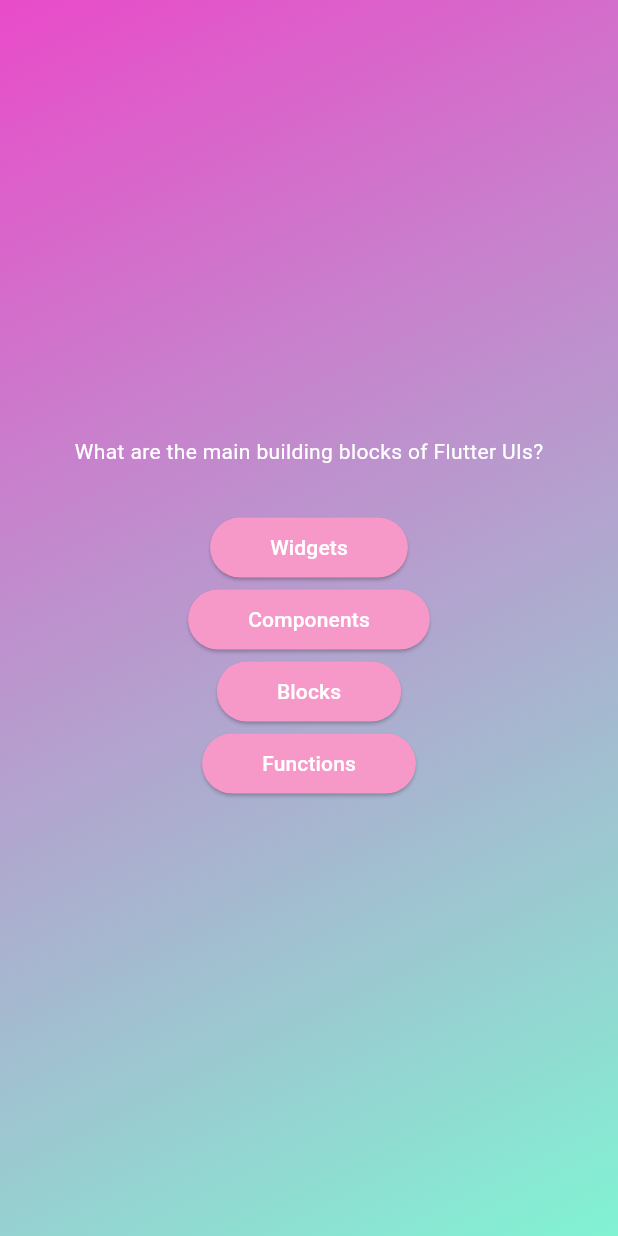
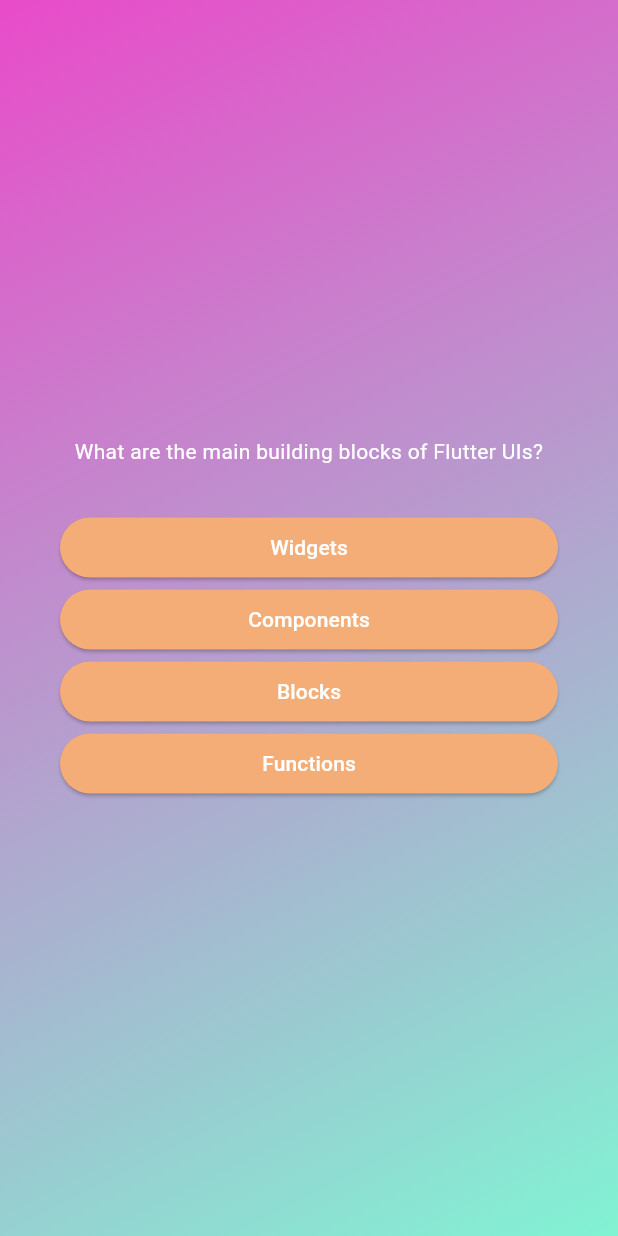
Before and after one commit to NetKanet/flutter-flashcard-quiz-app, a Flutter app: the screen it shows after launch, after a tap on "Start Quiz", on a phone screen of 412 x 824 dp. Run offline on Flutter 3.47's test engine with Material 3 defaults, Android fonts, the phone set to English and light mode, and no system bars.

Commit message:
feat: improve questions screen layout and button styling

```diff
--- a/lib/answer_button.dart
+++ b/lib/answer_button.dart
@@ -16,7 +16,7 @@
       onPressed: onTap,
       style: ElevatedButton.styleFrom(
         padding: const EdgeInsets.symmetric(vertical: 10, horizontal: 40),
-        backgroundColor: const Color.fromARGB(255, 246, 153, 201),
+        backgroundColor: const Color.fromARGB(255, 244, 173, 119),
         foregroundColor: const Color.fromARGB(255, 255, 255, 255),
         shape: RoundedRectangleBorder(borderRadius: BorderRadius.circular(40)),
       ),
--- a/lib/questions_screen.dart
+++ b/lib/questions_screen.dart
@@ -16,12 +16,16 @@
     final currentQuestion = questions[0];
     return SizedBox(
       width: double.infinity,
+      child: Container(
+        margin: const EdgeInsets.all(40),
         child: Column(
           mainAxisAlignment: MainAxisAlignment.center,
+          crossAxisAlignment: CrossAxisAlignment.stretch,
           children: [
             Text(
               currentQuestion.text,
               style: const TextStyle(color: Colors.white),
+              textAlign: TextAlign.center,
             ),
             const SizedBox(height: 30),
             ...currentQuestion.answers.map((answer) {
@@ -29,6 +33,7 @@
             }),
           ],
         ),
+      ),
     );
   }
 }
```
Lines whose indentation alone changed are shown as unchanged.
